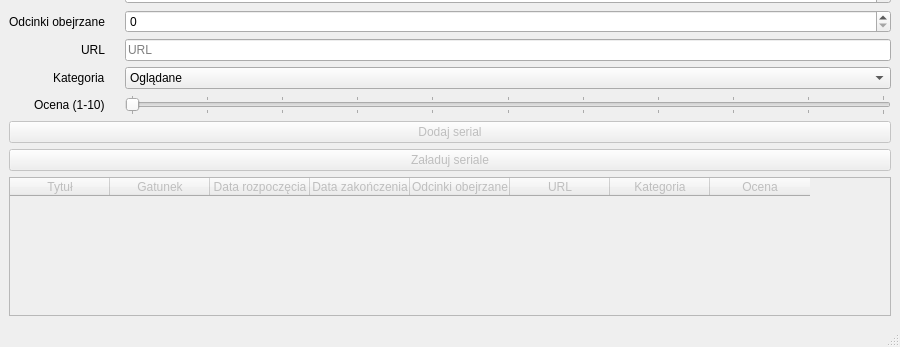
TryUnder/SeriesManager_Qt, file mainwindow.ui: the form before one commit; both pictures show x 0 to 900 and y 253 to 600 of the 900 by 600 pixel window.
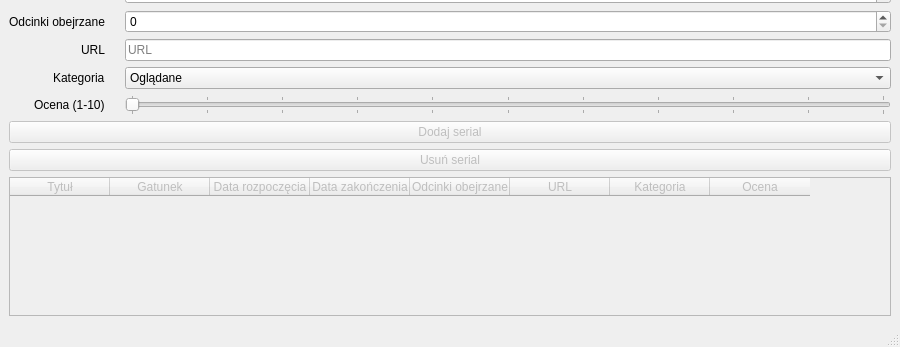
The form after the commit.

What changed in the file:
```diff
--- a/mainwindow.ui
+++ b/mainwindow.ui
@@ -228,7 +228,7 @@
        <bool>false</bool>
       </property>
       <property name="text">
-       <string>Załaduj seriale</string>
+       <string>Usuń serial</string>
       </property>
      </widget>
     </item>
```
Left out of the diff: 2 changed lines with no effect on the pictures.
